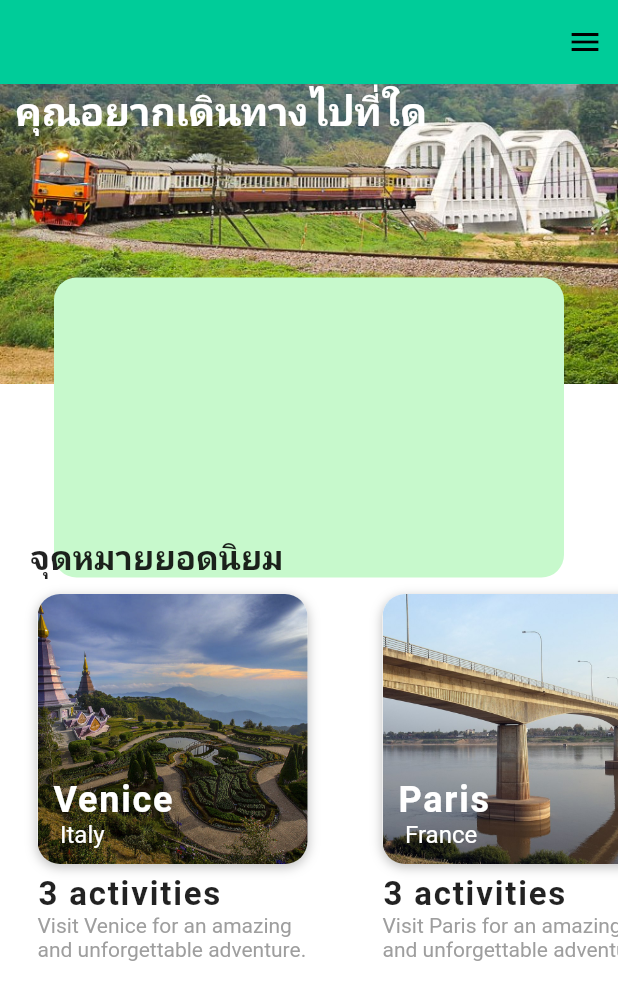
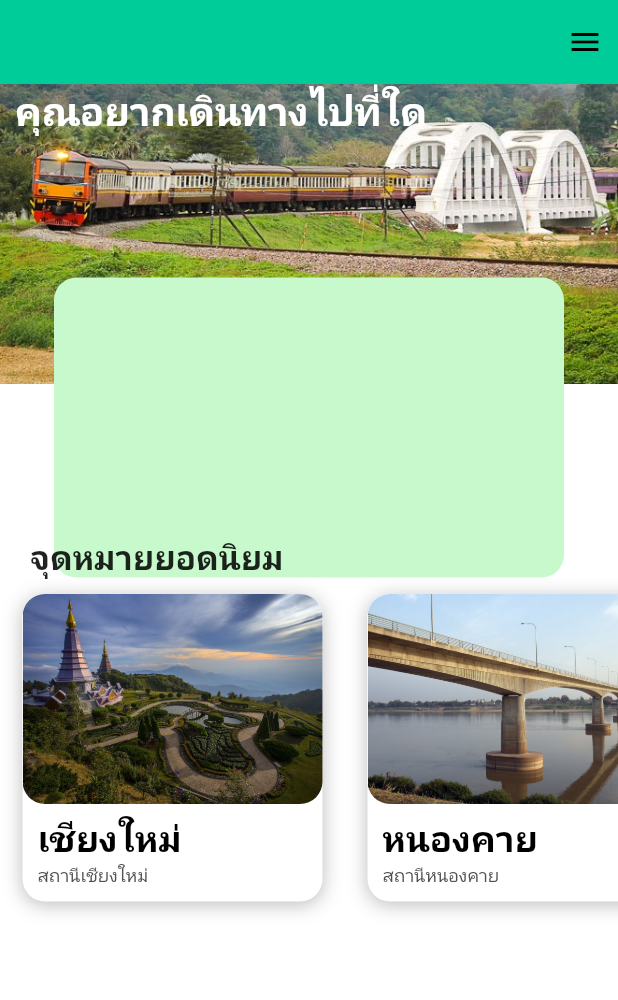
Before and after one commit to PuiFertilizer/train_planner, a Flutter app: the screen it shows after launch, on a phone screen of 412 x 824 dp. Shown: the top 1000 px of the screen. Run offline on Flutter 3.47's test engine with Material 2 defaults, Android fonts, the light colour scheme and no system bars.

Commit message:
edit carousel
remove unnesccenery variables

```diff
--- a/lib/models/destination_model.dart
+++ b/lib/models/destination_model.dart
@@ -3,14 +3,14 @@ import 'package:train_planner/models/activity_model.dart';
 class Destination {
   String imageUrl;
   String city;
-  String country;
+
   String description;
   List<Activity> activities;
 
   Destination({
     required this.imageUrl,
     required this.city,
-    required this.country,
+
     required this.description,
     required this.activities,
   });
@@ -46,37 +46,37 @@ List<Activity> activities = [
 List<Destination> destinations = [
   Destination(
     imageUrl: 'assets/images/chiangmai.jpg',
-    city: 'Venice',
-    country: 'Italy',
-    description: 'Visit Venice for an amazing and unforgettable adventure.',
+    city: 'เชียงใหม่',
+
+    description: 'สถานีเชียงใหม่',
     activities: activities,
   ),
   Destination(
     imageUrl: 'assets/images/nongkai.jpg',
-    city: 'Paris',
-    country: 'France',
-    description: 'Visit Paris for an amazing and unforgettable adventure.',
+    city: 'หนองคาย',
+
+    description: 'สถานีหนองคาย',
     activities: activities,
   ),
   Destination(
     imageUrl: 'assets/images/surat.jpg',
-    city: 'New Delhi',
-    country: 'India',
-    description: 'Visit New Delhi for an amazing and unforgettable adventure.',
+    city: 'สุราษฎร์ธานี',
+
+    description: 'สถานีสุราษฏร์ธานี',
     activities: activities,
   ),
   Destination(
     imageUrl: 'assets/images/tachompoo.jpg',
-    city: 'Sao Paulo',
-    country: 'Brazil',
-    description: 'Visit Sao Paulo for an amazing and unforgettable adventure.',
+    city: 'ลำพูน',
+
+    description: 'สถานีลำพูน',
     activities: activities,
   ),
   Destination(
     imageUrl: 'assets/images/suanson.jpg',
-    city: 'New York City',
-    country: 'United States',
-    description: 'Visit New York for an amazing and unforgettable adventure.',
+    city: 'ประจวบฯ',
+
+    description: 'สถานีหัวหิน',
     activities: activities,
   ),
 ];
--- a/lib/widgets/Destination_Carousel.dart
+++ b/lib/widgets/Destination_Carousel.dart
@@ -24,7 +24,9 @@ class Destination_Carousel extends StatelessWidget {
             ]),
 
         ),
-        Container(height: 290.0,
+        Container(
+          //color: Colors.blue,
+          height: 240.0,
         child: ListView.builder(
           scrollDirection: Axis.horizontal,
           itemCount: destinations.length,
@@ -39,11 +41,18 @@ class Destination_Carousel extends StatelessWidget {
                 Positioned(
                   bottom: 15.0,
                 child: Container(
-                  height: 120.0,
+                  height: 205.0,
                   width: 200.0,
-                  decoration: BoxDecoration(
+                  decoration: BoxDecoration( //ทำเงาดำ
                     color: Colors.white,
-                    borderRadius: BorderRadius.circular(10.0),
+                    borderRadius: BorderRadius.circular(15.0),
+                    boxShadow: [
+                    BoxShadow(
+                      color: Colors.black26,
+                      offset: Offset(0.0, 2.0),
+                      blurRadius: 10.0,
+                      ),
+                    ]
                   ),
 
                   //Padding
@@ -53,10 +62,17 @@ class Destination_Carousel extends StatelessWidget {
                     mainAxisAlignment: MainAxisAlignment.end,
                     crossAxisAlignment: CrossAxisAlignment.start,
                     children: <Widget>[
-                      Text('${destination.activities.length} activities',style: TextStyle(fontSize: 22.0, fontWeight: FontWeight.w600, letterSpacing: 1.2,)),
+                      Text(destination.city,
+                             style: TextStyle(
+                              color: Colors.black,
+                              fontSize: 24.0,
+                              fontWeight: FontWeight.w600,
+                              letterSpacing: 0,
+                              )),
                       Text(destination.description,
                       style: TextStyle(
-                        color: Colors.grey,
+                        color: Color.fromARGB(255, 80, 80, 80),
+                        fontSize: 12.0,
                       ),),
                     ],
                   ),
@@ -68,20 +84,14 @@ class Destination_Carousel extends StatelessWidget {
                 Container(decoration: BoxDecoration(
                   color: Colors.white,
                   borderRadius: BorderRadius.circular(15.0),
-                  boxShadow: [
-                    BoxShadow(
-                      color: Colors.black26,
-                      offset: Offset(0.0, 2.0),
-                      blurRadius: 6.0,
-                      ),
-                    ]),
+                  ),
                     child: Stack(
                       children: <Widget>[
                         ClipRRect(
                           borderRadius: BorderRadius.circular(15.0),
                           child: Image(
-                            height: 180.0,
-                            width: 180.0,
+                            height: 140.0,
+                            width: 200.0, //200
                             image: AssetImage(destination.imageUrl),
                             fit: BoxFit.cover,
                           ),
@@ -92,23 +102,11 @@ class Destination_Carousel extends StatelessWidget {
                           child: Column( //wra[]
                             crossAxisAlignment: CrossAxisAlignment.start,
                             children: <Widget>[
-                            Text(destination.city,
-                             style: TextStyle(
-                              color: Colors.white,
-                              fontSize: 24.0,
-                              fontWeight: FontWeight.w600,
-                              letterSpacing: 1.2,
-                              )
-                              ),
+
                           Row(
                             children: <Widget>[
-                            SizedBox(width: 5.0,),
-                            Text(
-                              destination.country,
-                                style: TextStyle(
-                                color: Colors.white,
-                                fontSize: 16.0
-                            )),
+                            SizedBox(width: 4.0,),
+
                             ],
                             ),
                           ],),
```
Also changed, not shown: lib/widgets/Tourtrain_Carousel.dart (added).
